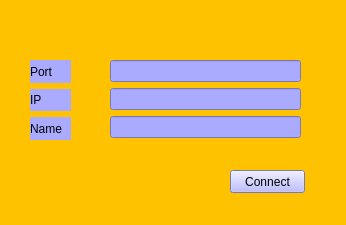
This is QTClient/Ui/loginwindow.ui in icarazob/TCPVideoChatQT as Qt 5 draws it before an edit. The edited form follows.
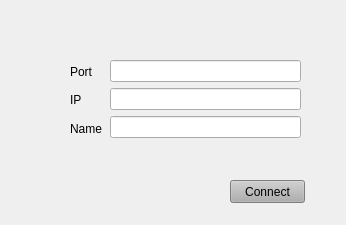
This is the edited form.

Diff of the .ui file:
```diff
--- a/QTClient/Ui/loginwindow.ui
+++ b/QTClient/Ui/loginwindow.ui
@@ -20,19 +20,19 @@
    <string>Login</string>
   </property>
   <property name="styleSheet">
-   <string notr="true">background-color: qlineargradient(spread:pad, x1:0, y1:1, x2:0, y2:1, stop:0.357955 rgba(255, 194, 0, 255), stop:1 rgba(255, 255, 255, 255));</string>
+   <string notr="true"/>
   </property>
   <widget class="QPushButton" name="okButton">
    <property name="geometry">
     <rect>
      <x>230</x>
-     <y>170</y>
+     <y>180</y>
      <width>75</width>
      <height>23</height>
     </rect>
    </property>
    <property name="styleSheet">
-    <string notr="true">background-color: rgb(170, 170, 255);</string>
+    <string notr="true">background-color: rgb(175, 175, 175);</string>
    </property>
    <property name="text">
     <string>Connect</string>
@@ -41,7 +41,7 @@
   <widget class="QWidget" name="verticalLayoutWidget">
    <property name="geometry">
     <rect>
-     <x>30</x>
+     <x>70</x>
      <y>60</y>
      <width>41</width>
      <height>80</height>
@@ -51,7 +51,7 @@
     <item>
      <widget class="QLabel" name="label_2">
       <property name="styleSheet">
-       <string notr="true">background-color: rgb(170, 170, 255);</string>
+       <string notr="true"/>
       </property>
       <property name="text">
        <string>Port</string>
@@ -61,7 +61,7 @@
     <item>
      <widget class="QLabel" name="label">
       <property name="styleSheet">
-       <string notr="true">background-color: rgb(170, 170, 255);</string>
+       <string notr="true"/>
       </property>
       <property name="text">
        <string>IP</string>
@@ -71,7 +71,7 @@
     <item>
      <widget class="QLabel" name="label_3">
       <property name="styleSheet">
-       <string notr="true">background-color: rgb(170, 170, 255);</string>
+       <string notr="true"/>
       </property>
       <property name="text">
        <string>Name</string>
@@ -93,21 +93,21 @@
     <item>
      <widget class="QLineEdit" name="portLineEdit">
       <property name="styleSheet">
-       <string notr="true">background-color: rgb(170, 170, 255);</string>
+       <string notr="true"/>
       </property>
      </widget>
     </item>
     <item>
      <widget class="QLineEdit" name="ipLineEdit">
       <property name="styleSheet">
-       <string notr="true">background-color: rgb(170, 170, 255);</string>
+       <string notr="true"/>
       </property>
      </widget>
     </item>
     <item>
      <widget class="QLineEdit" name="nameLineEdit">
       <property name="styleSheet">
-       <string notr="true">background-color: rgb(170, 170, 255);</string>
+       <string notr="true"/>
       </property>
      </widget>
     </item>
```
